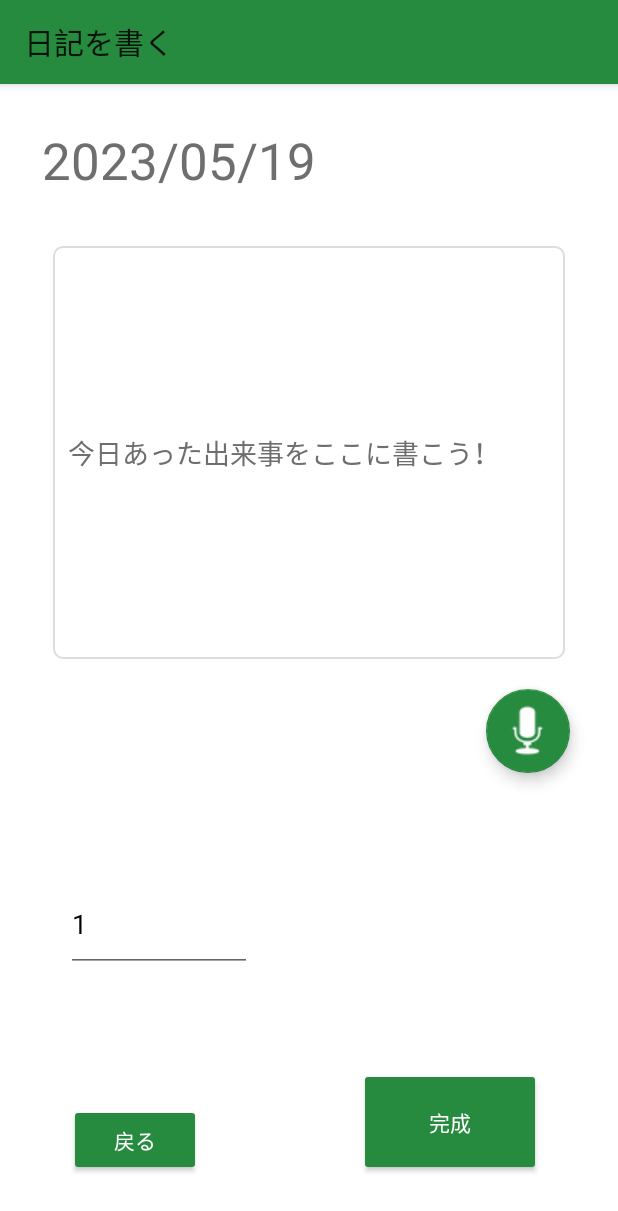
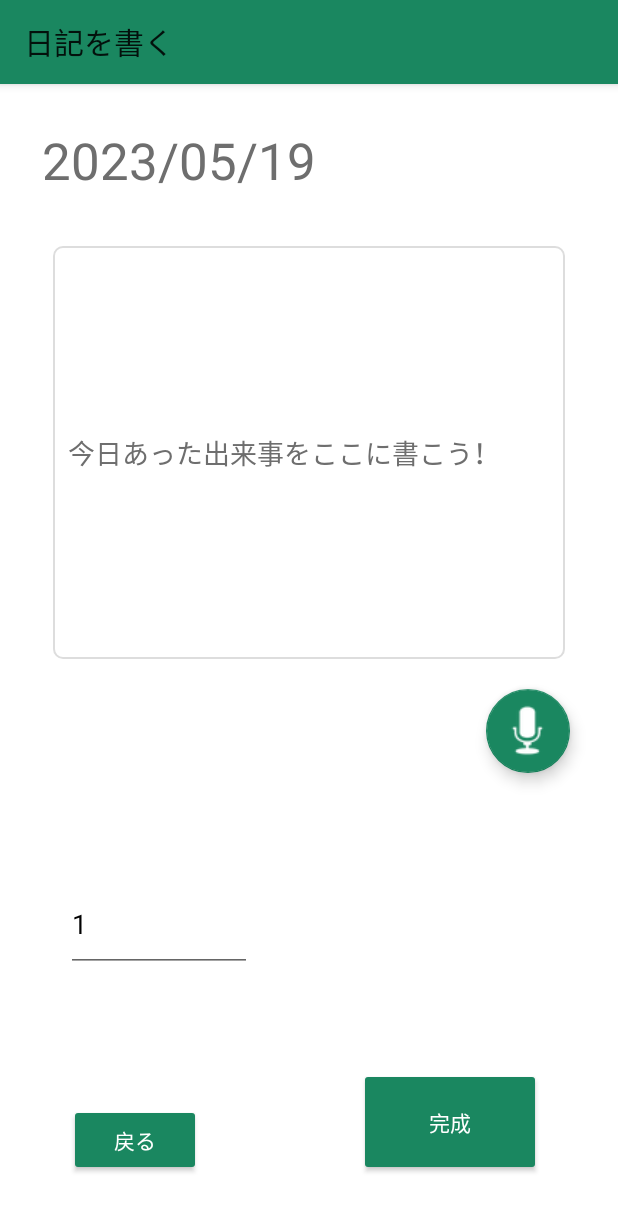
Before and after one commit to Yayoi-cs/Hackathon, an Android app: the WriteDiaryActivity screen opened directly, with no data from a screen before it, on a phone screen of 412 x 824 dp. Shown: the top 1211 px of the screen. Run offline under Robolectric (Android 15) with nearby library versions, the phone set to English and light mode, and no system bars; network calls fail.

Commit message:
@color/component_background をちょっと変えた

```diff
--- a/app/src/main/res/values/colors.xml
+++ b/app/src/main/res/values/colors.xml
@@ -8,7 +8,7 @@
     <color name="black">#FF000000</color>
     <color name="white">#FFFFFFFF</color>
 
-    <color name="component_background">#268A3F</color>
+    <color name="component_background">#1A8760</color>
     <color name="component_foreground">#FFFFFF</color>
 
 </resources>
```
